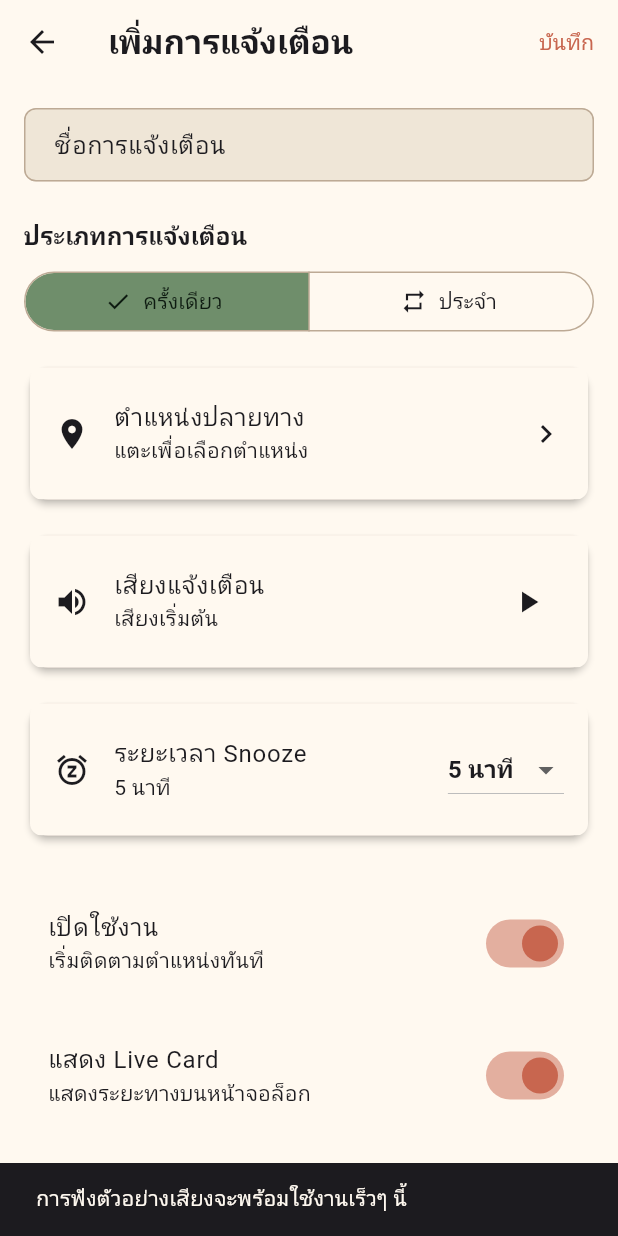
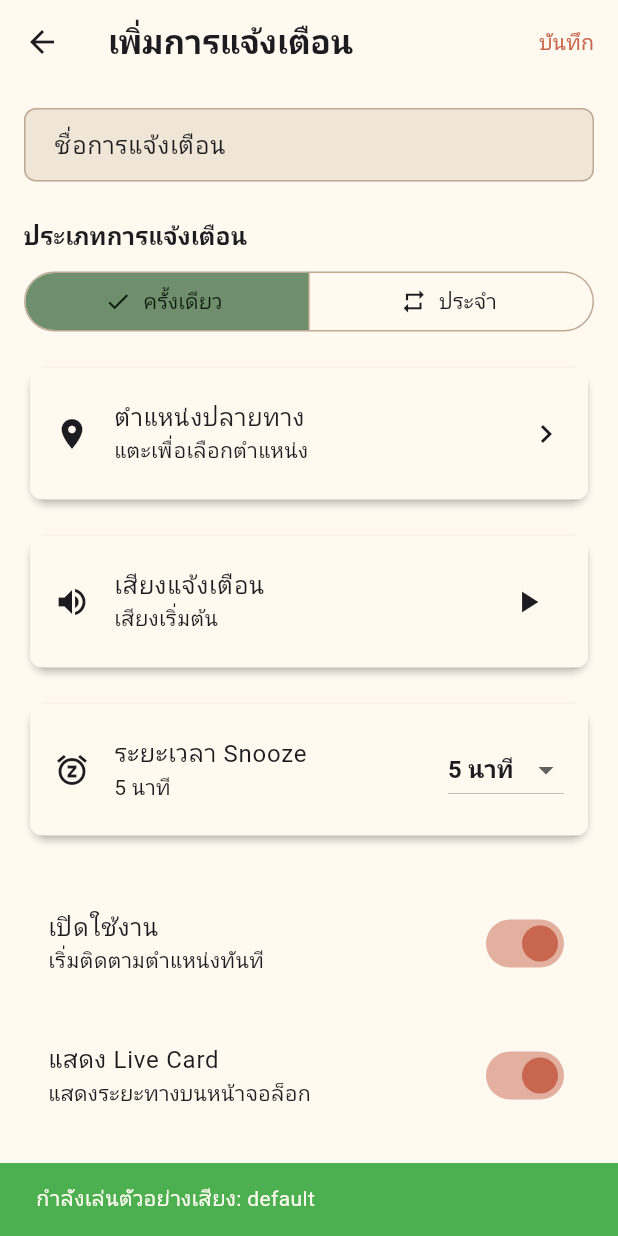
Before and after one commit to totowolf2/Almost-There, a Flutter app: the AddEditAlarmScreen screen opened directly, after a tap on the "play arrow" icon, on a phone screen of 412 x 824 dp. Run offline on Flutter 3.47's test engine with Material 3 defaults, Android fonts, the phone set to English and light mode, and no system bars; our stand-ins replace flutter_local_notifications, flutter_map, flutter_riverpod, geocoding, geolocator, hive and 4 more; accounts and stored records are empty.

Commit message:
Add audio playback functionality and update dependencies for sound preview

```diff
--- a/almost_there/lib/presentation/screens/alarms/add_edit_alarm_screen.dart
+++ b/almost_there/lib/presentation/screens/alarms/add_edit_alarm_screen.dart
@@ -1,5 +1,7 @@
 import 'package:flutter/material.dart';
+import 'package:flutter/services.dart';
 import 'package:flutter_riverpod/flutter_riverpod.dart';
+import 'package:just_audio/just_audio.dart';
 
 import '../../../data/models/alarm_model.dart';
 import '../../../data/models/location_model.dart';
@@ -24,6 +26,7 @@ class AddEditAlarmScreen extends ConsumerStatefulWidget {
 class _AddEditAlarmScreenState extends ConsumerState<AddEditAlarmScreen> {
   final _formKey = GlobalKey<FormState>();
   final _labelController = TextEditingController();
+  late AudioPlayer _audioPlayer;
 
   late AlarmType _selectedType;
   late bool _enabled;
@@ -41,6 +44,7 @@ class _AddEditAlarmScreenState extends ConsumerState<AddEditAlarmScreen> {
   @override
   void initState() {
     super.initState();
+    _audioPlayer = AudioPlayer();
 
     if (_isEditing) {
       // Initialize with existing alarm data
@@ -70,6 +74,7 @@ class _AddEditAlarmScreenState extends ConsumerState<AddEditAlarmScreen> {
 
   @override
   void dispose() {
+    _audioPlayer.dispose();
     _labelController.dispose();
     super.dispose();
   }
@@ -300,11 +305,41 @@ class _AddEditAlarmScreenState extends ConsumerState<AddEditAlarmScreen> {
     );
   }
 
-  void _previewSound() {
-    // TODO: Implement sound preview
-    ScaffoldMessenger.of(context).showSnackBar(
-      const SnackBar(content: Text('การฟังตัวอย่างเสียงจะพร้อมใช้งานเร็วๆ นี้')),
-    );
+  void _previewSound() async {
+    try {
+      // Play notification sound using just_audio with a URL sound
+      // Using a free notification sound from the web
+      const soundUrl = 'https://www.soundjay.com/misc/sounds-2/bell_1.mp3';
+
+      await _audioPlayer.setUrl(soundUrl);
+      await _audioPlayer.play();
+
+      // Provide haptic feedback as well
+      HapticFeedback.mediumImpact();
+
+      if (mounted) {
+        ScaffoldMessenger.of(context).showSnackBar(
+          SnackBar(
+            content: Text('กำลังเล่นตัวอย่างเสียง: $_soundPath'),
+            backgroundColor: Colors.green,
+            duration: const Duration(seconds: 2),
+          ),
+        );
+      }
+    } catch (e) {
+      // Fallback to haptic feedback only if sound fails
+      HapticFeedback.mediumImpact();
+
+      if (mounted) {
+        ScaffoldMessenger.of(context).showSnackBar(
+          SnackBar(
+            content: Text('เล่นเสียงไม่ได้ ใช้การสั่นแทน: $_soundPath'),
+            backgroundColor: Colors.orange,
+            duration: const Duration(seconds: 2),
+          ),
+        );
+      }
+    }
   }
 
   void _saveAlarm() async {
--- a/almost_there/pubspec.yaml
+++ b/almost_there/pubspec.yaml
@@ -57,6 +57,9 @@ dependencies:
   # Utilities
   uuid: ^4.5.1
 
+  # Audio
+  just_audio: ^0.9.42
+
 dev_dependencies:
   flutter_test:
     sdk: flutter
@@ -82,6 +85,7 @@ flutter:
   # App Assets
   assets:
     - assets/icon.png
+    - assets/sounds/
 
   # An image asset can refer to one or more resolution-specific "variants", see
   # https://flutter.dev/to/resolution-aware-images
```
Also changed, not shown: almost_there/lib/presentation/widgets/sound_selector.dart (+74 -4 lines), almost_there/pubspec.lock, 2 other files.
